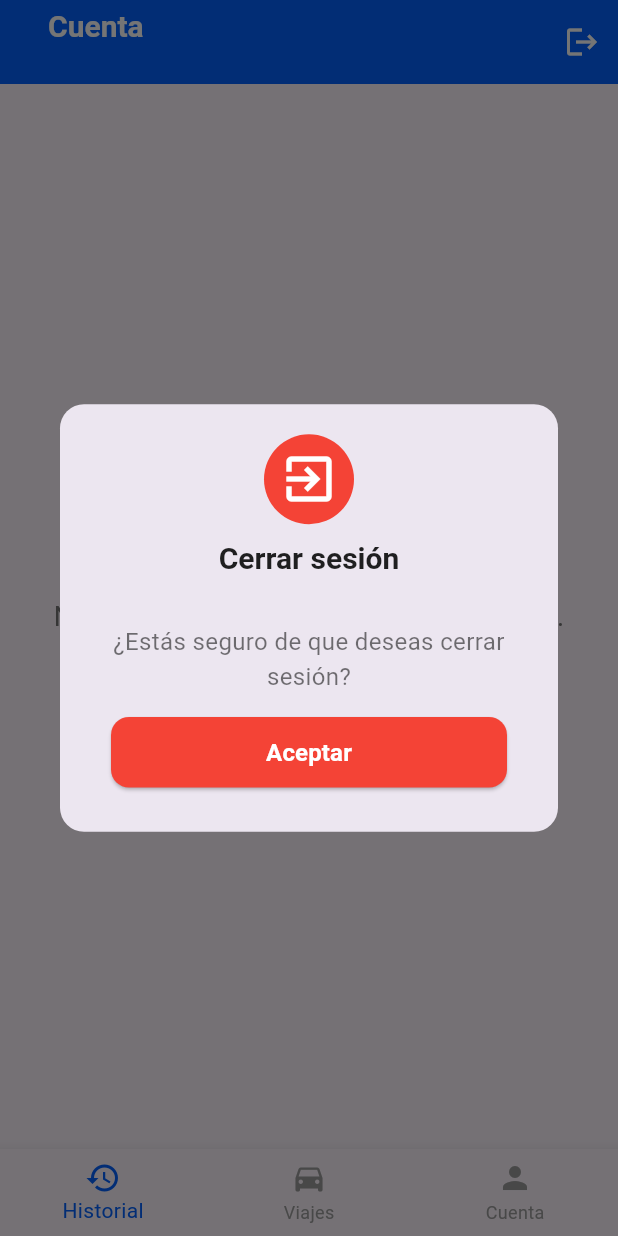
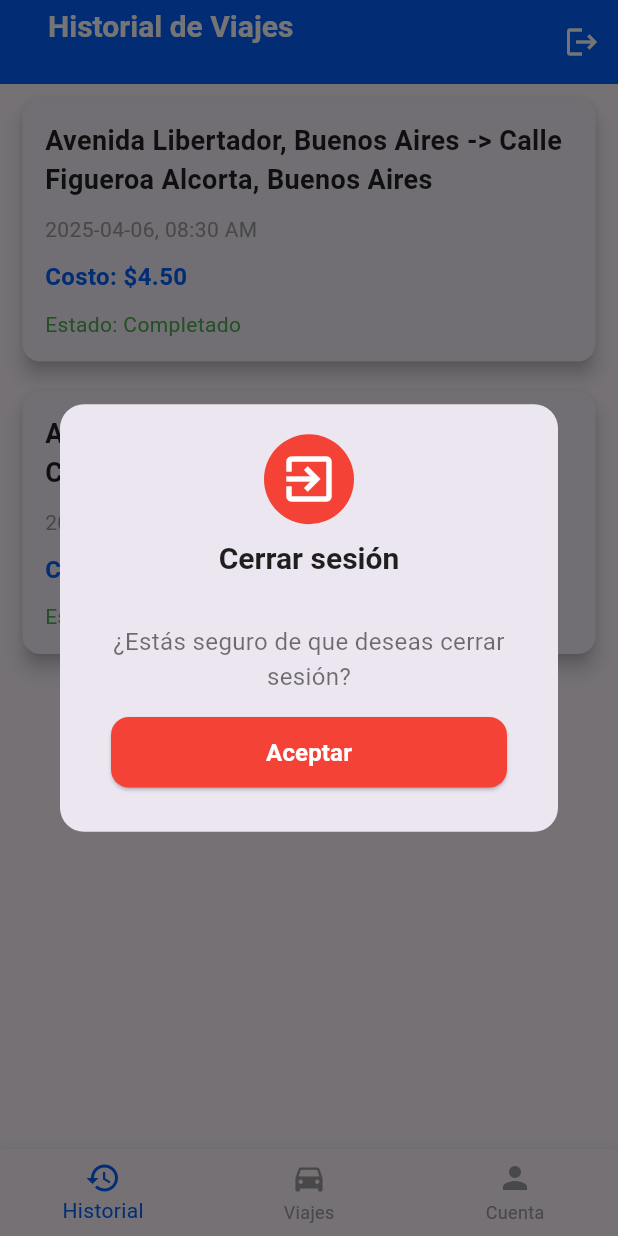
Before and after one commit to nicoloyolar/rider-mobile, a Flutter app: the HistorialScreen screen opened directly with empty values, after a tap on the "logout" icon, on a phone screen of 412 x 824 dp. Run offline on Flutter 3.47's test engine with Material 3 defaults, Android fonts, the phone set to English and light mode, and no system bars; our stand-ins replace geocoding, geolocator, google_maps_flutter, google_sign_in, image_picker, sqflite; accounts and stored records are empty.

Commit message:
integra historial de viajes del usuario

```diff
--- a/apuntes-rider-app.txt
+++ b/apuntes-rider-app.txt
@@ -23,7 +23,7 @@ REVISIÓN EN DISPOSITIVO
 
     - HISTORIAL
 
-        - generar viajes simulados
+        -
 
     - CUENTA
 
--- a/lib/history_screen.dart
+++ b/lib/history_screen.dart
@@ -1,30 +1,45 @@
 import 'package:flutter/material.dart';
-import 'package:rider/account_screen.dart';
-import 'package:rider/main_screen.dart';
 import 'package:rider/widgets/custom_app_bar.dart';
+import 'package:rider/widgets/viajes_card.dart';
 
 class HistorialScreen extends StatelessWidget {
   final String userEmail;
 
-  const HistorialScreen({super.key, required this.userEmail});
+  HistorialScreen({super.key, required this.userEmail});
+
+  final List<Viaje> viajes = [
+    Viaje(
+      origen: 'Avenida Libertador, Buenos Aires',
+      destino: 'Calle Figueroa Alcorta, Buenos Aires',
+      fecha: '2025-04-06',
+      hora: '08:30 AM',
+      costo: 4.500,
+      estado: 'Completado',
+    ),
+    Viaje(
+      origen: 'Av. 9 de Julio, Buenos Aires',
+      destino: 'Av. Corrientes, Buenos Aires',
+      fecha: '2025-04-05',
+      hora: '10:00 AM',
+      costo: 3.200,
+      estado: 'Completado',
+    ),
+  ];
 
   @override
   Widget build(BuildContext context) {
     return Scaffold(
       appBar: CustomAppBar(
-        title: 'Cuenta',
+        title: 'Historial de Viajes',
         userEmail: userEmail,
-        onLogout: () {
+        onLogout: () {},
+      ),
+      body: ListView.builder(
+        itemCount: viajes.length,
+        itemBuilder: (context, index) {
+          final viaje = viajes[index];
+          return ViajeCard(viaje: viaje); // Usamos el widget ViajeCard
         },
-      ),
-      body: Center(
-        child: Text(
-          'No se han encontrado registros de viajes.',
-          style: TextStyle(
-            fontSize: 18,
-            color: Colors.grey[600],
-          ),
-        ),
       ),
       bottomNavigationBar: BottomNavigationBar(
         selectedItemColor: Color(0xFF0462FF),
@@ -35,16 +50,10 @@ class HistorialScreen extends StatelessWidget {
             case 0:
               break;
             case 1:
-              Navigator.pushReplacement(
-                context,
-                MaterialPageRoute(builder: (context) => ViajesScreen(userEmail: userEmail)),
-              );
+              // Navegar a ViajesScreen
               break;
             case 2:
-              Navigator.pushReplacement(
-                context,
-                MaterialPageRoute(builder: (context) => CuentaScreen(userEmail: userEmail)),
-              );
+              // Navegar a CuentaScreen
               break;
           }
         },
--- /dev/null
+++ b/lib/widgets/viajes_card.dart
@@ -0,0 +1,79 @@
+import 'package:flutter/material.dart';
+
+class Viaje {
+  final String origen;
+  final String destino;
+  final String fecha;
+  final String hora;
+  final double costo;
+  final String estado;
+
+  Viaje({
+    required this.origen,
+    required this.destino,
+    required this.fecha,
+    required this.hora,
+    required this.costo,
+    required this.estado,
+  });
+}
+
+class ViajeCard extends StatelessWidget {
+  final Viaje viaje;
+
+  const ViajeCard({super.key, required this.viaje});
+
+  @override
+  Widget build(BuildContext context) {
+    return Card(
+      margin: const EdgeInsets.symmetric(vertical: 10, horizontal: 15),
+      shape: RoundedRectangleBorder(
+        borderRadius: BorderRadius.circular(12),
+      ),
+      elevation: 5,
+      child: Padding(
+        padding: const EdgeInsets.all(15),
+        child: Column(
+          crossAxisAlignment: CrossAxisAlignment.start,
+          children: [
+            Text(
+              '${viaje.origen} -> ${viaje.destino}',
+              style: const TextStyle(
+                fontSize: 18,
+                fontWeight: FontWeight.bold,
+                color: Colors.black87,
+              ),
+            ),
+            const SizedBox(height: 10),
+            Text(
+              '${viaje.fecha}, ${viaje.hora}',
+              style: const TextStyle(
+                fontSize: 14,
+                color: Colors.grey,
+              ),
+            ),
+            const SizedBox(height: 10),
+            Text(
+              'Costo: \$${viaje.costo.toStringAsFixed(2)}',
+              style: const TextStyle(
+                fontSize: 16,
+                color: Color(0xFF0462FF),
+                fontWeight: FontWeight.bold,
+              ),
+            ),
+            const SizedBox(height: 10),
+            Text(
+              'Estado: ${viaje.estado}',
+              style: TextStyle(
+                fontSize: 14,
+                color: viaje.estado == 'Completado'
+                    ? Colors.green
+                    : Colors.orange,
+              ),
+            ),
+          ],
+        ),
+      ),
+    );
+  }
+}
```
